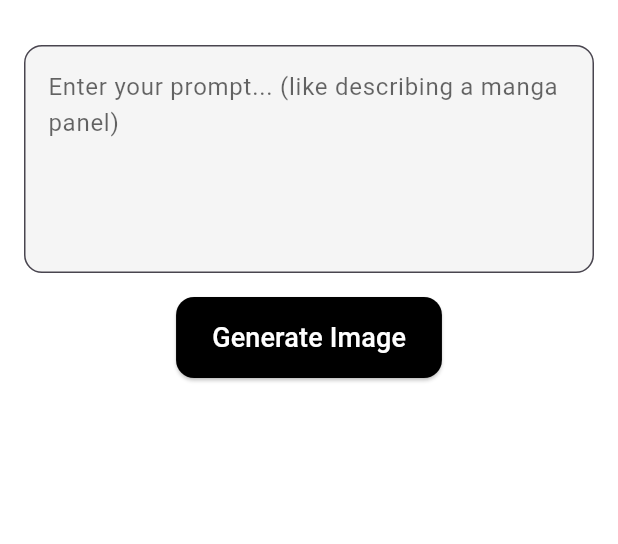
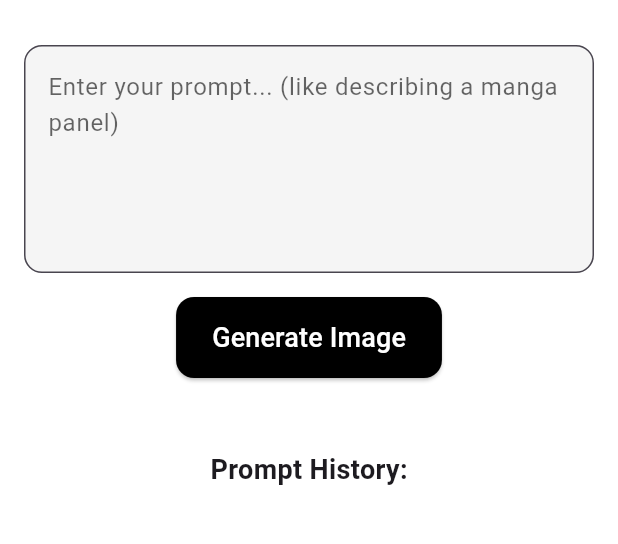
Before and after one commit to emnggprw/inkspire, a Flutter app: the screen it shows after launch, after a tap on the "edit" icon, on a phone screen of 412 x 824 dp, the part 63-607 px from its top. Run offline on Flutter 3.47's test engine with Material 3 defaults, Android fonts, the phone set to English and light mode, and no system bars.

Commit message:
Improved prompt history on home screen

```diff
--- a/lib/screens/home_screen.dart
+++ b/lib/screens/home_screen.dart
@@ -1,12 +1,15 @@
 import 'package:flutter/material.dart';
 import 'package:inkspire/screens/prompt_screen.dart';
 
-class HomeScreen extends StatelessWidget {
+class HomeScreen extends StatefulWidget {
   const HomeScreen({super.key});
 
   @override
-  Widget build(BuildContext context) {
-    final List<Map<String, String>> conversations = [
+  _HomeScreenState createState() => _HomeScreenState();
+}
+
+class _HomeScreenState extends State<HomeScreen> {
+  final List<Map<String, String>> _conversations = [
     {
       'title': 'Cyberpunk City at Night',
       'lastMessage': 'AI: Here is your generated image...',
@@ -24,6 +27,15 @@ class HomeScreen extends StatelessWidget {
     },
   ];
 
+  // Function to add a new conversation
+  void _addNewConversation(Map<String, String> newConvo) {
+    setState(() {
+      _conversations.insert(0, newConvo); // Add new chat at the top
+    });
+  }
+
+  @override
+  Widget build(BuildContext context) {
     return Scaffold(
       appBar: AppBar(
         title: const Text('InkSpire', style: TextStyle(fontWeight: FontWeight.bold)),
@@ -32,9 +44,9 @@ class HomeScreen extends StatelessWidget {
       body: Padding(
         padding: const EdgeInsets.symmetric(horizontal: 16),
         child: ListView.builder(
-          itemCount: conversations.length,
+          itemCount: _conversations.length,
           itemBuilder: (context, index) {
-            final convo = conversations[index];
+            final convo = _conversations[index];
             return ConversationItem(
               title: convo['title']!,
               lastMessage: convo['lastMessage']!,
@@ -50,11 +62,22 @@ class HomeScreen extends StatelessWidget {
         ),
       ),
       floatingActionButton: FloatingActionButton(
-        onPressed: () {
-          Navigator.push(
+        onPressed: () async {
+          final newConvo = await Navigator.push(
             context,
             MaterialPageRoute(builder: (context) => const PromptScreen()),
           );
+
+          // Ensure a conversation is always added
+          if (newConvo != null && newConvo is Map<String, String>) {
+            _addNewConversation(newConvo);
+          } else {
+            _addNewConversation({
+              'title': 'Untitled Prompt',
+              'lastMessage': 'AI: No response received...',
+              'timestamp': 'Just now',
+            });
+          }
         },
         backgroundColor: Colors.black,
         child: const Icon(Icons.edit, color: Colors.white),
--- a/lib/screens/prompt_screen.dart
+++ b/lib/screens/prompt_screen.dart
@@ -11,45 +11,42 @@ class PromptScreen extends StatefulWidget {
 }
 
 class _PromptScreenState extends State<PromptScreen> {
-  final TextEditingController _promptController = TextEditingController(); // To get user input
-  String? generatedImageUrl; // Stores the generated image URL
-  bool isLoading = false; // Controls loading state
-  String? errorMessage; // Stores error messages
+  final TextEditingController _promptController = TextEditingController();
+  List<Map<String, String?>> promptHistory = []; // Stores prompt history
+  String? generatedImageUrl;
+  bool isLoading = false;
+  String? errorMessage;
 
-  final String apiKey = 'V_OqA3P49bgkpCZwCBFtfUpgfn-8IQ'; // API key for image generation
+  final String apiKey = 'V_OqA3P49bgkpCZwCBFtfUpgfn-8IQ';
 
-  // Function to generate an image based on the user prompt
   Future<void> generateImage() async {
-    final prompt = _promptController.text.trim(); // Get the user input
+    final prompt = _promptController.text.trim();
     if (prompt.isEmpty) {
-      // Show error if the prompt is empty
       ScaffoldMessenger.of(context).showSnackBar(
         const SnackBar(content: Text('Prompt cannot be empty!')),
       );
       return;
     }
 
-    // Update UI to show loading state
     setState(() {
       isLoading = true;
       errorMessage = null;
       generatedImageUrl = null;
+      promptHistory.insert(0, {'prompt': prompt, 'status': 'Generating...'});
     });
 
     const String createUrl = 'https://api.starryai.com/creations/';
 
     try {
-      // Send POST request to the image generation API
-      print('$prompt');
       final response = await http.post(
         Uri.parse(createUrl),
         headers: {
           'accept': 'application/json',
           'content-type': 'application/json',
-          'X-API-Key': 'V_OqA3P49bgkpCZwCBFtfUpgfn-8IQ'
+          'X-API-Key': apiKey
         },
         body: jsonEncode({
-          'prompt': '$prompt',
+          'prompt': prompt,
           'model': 'realvisxl',
           'aspectRatio': 'square',
           'highResolution': false,
@@ -59,9 +56,6 @@ class _PromptScreenState extends State<PromptScreen> {
         }),
       );
 
-      print('$response');
-
-      // Check if the image generation request was successful
       if (response.statusCode == 200 || response.statusCode == 201) {
         final responseData = jsonDecode(response.body);
         final creationId = responseData["id"];
@@ -69,42 +63,32 @@ class _PromptScreenState extends State<PromptScreen> {
         final imageUrl = responseData["images"]?[0]["url"];
 
         if (status == "completed" && imageUrl != null) {
-          // Image generated successfully
           String urlWithCacheBuster = "$imageUrl?cache_buster=${DateTime.now().millisecondsSinceEpoch}";
-
           setState(() {
             generatedImageUrl = urlWithCacheBuster;
-          });
-
-          await Future.delayed(const Duration(seconds: 2)); // Delay for user experience
-
-          setState(() {
-            isLoading = false;
+            updatePromptHistory(prompt, 'Completed', urlWithCacheBuster);
           });
         } else {
-          // If not completed, start polling to check the status
-          await pollForImage(creationId);
+          await pollForImage(creationId, prompt);
         }
       } else {
-        // Handle failure
         throw Exception('Failed to start image generation: ${response.body}');
       }
     } catch (e) {
-      // Show error message if something goes wrong
       setState(() {
         errorMessage = 'Error: $e';
         isLoading = false;
+        updatePromptHistory(prompt, 'Failed', null);
       });
     }
   }
 
-  // Function to check the status of image generation
-  Future<void> pollForImage(int creationId) async {
+  Future<void> pollForImage(int creationId, String prompt) async {
     final String pollUrl = 'https://cors-anywhere.herokuapp.com/https://api.starryai.com/creations/$creationId';
 
     try {
       int retryCount = 0;
-      const int maxRetries = 10; // Maximum number of retries
+      const int maxRetries = 10;
 
       while (retryCount < maxRetries) {
         final response = await http.get(
@@ -120,11 +104,11 @@ class _PromptScreenState extends State<PromptScreen> {
           final status = responseData['status'];
           final imageUrl = responseData['images']?[0]['url'];
 
-          if (status == 'completed' && imageUrl != null && imageUrl.isNotEmpty) {
-            // Image is ready
+          if (status == 'completed' && imageUrl != null) {
             setState(() {
               generatedImageUrl = imageUrl;
               isLoading = false;
+              updatePromptHistory(prompt, 'Completed', imageUrl);
             });
             break;
           } else if (status == 'failed') {
@@ -133,19 +117,28 @@ class _PromptScreenState extends State<PromptScreen> {
         }
 
         retryCount++;
-        await Future.delayed(Duration(seconds: retryCount * 5)); // Delay before retry
+        await Future.delayed(Duration(seconds: retryCount * 5));
       }
     } catch (e) {
       setState(() {
         errorMessage = 'Error while polling for image: $e';
         isLoading = false;
+        updatePromptHistory(prompt, 'Failed', null);
       });
     }
   }
 
+  void updatePromptHistory(String prompt, String status, String? imageUrl) {
+    setState(() {
+      final index = promptHistory.indexWhere((entry) => entry['prompt'] == prompt);
+      if (index != -1) {
+        promptHistory[index] = {'prompt': prompt, 'status': status, 'imageUrl': imageUrl};
+      }
+    });
+  }
+
   @override
   Widget build(BuildContext context) {
-    // The user interface of the app
     return Scaffold(
       appBar: AppBar(
         title: const Text('InkSpire', style: TextStyle(fontWeight: FontWeight.bold)),
@@ -156,7 +149,6 @@ class _PromptScreenState extends State<PromptScreen> {
           child: Column(
             crossAxisAlignment: CrossAxisAlignment.center,
             children: [
-              // Text field for user input (prompt)
               TextField(
                 controller: _promptController,
                 style: const TextStyle(color: Colors.black, fontSize: 16),
@@ -167,15 +159,11 @@ class _PromptScreenState extends State<PromptScreen> {
                 ),
               ),
               const SizedBox(height: 16),
-
-              // Button to generate the image
               ElevatedButton(
                 onPressed: generateImage,
                 child: const Text('Generate Image', style: TextStyle(fontSize: 18)),
               ),
               const SizedBox(height: 24),
-
-              // Show loading indicator while generating the image
               if (isLoading)
                 Column(
                   children: const [
@@ -183,13 +171,10 @@ class _PromptScreenState extends State<PromptScreen> {
                     SizedBox(height: 8),
                     CircularProgressIndicator(color: Colors.black),
                   ],
-                )
-              // Show error message if something goes wrong
-              else if (errorMessage != null)
-                Text(errorMessage!,
-                    style: const TextStyle(color: Colors.red, fontSize: 16))
-              // Display the generated image
-              else if (generatedImageUrl != null)
+                ),
+              if (errorMessage != null)
+                Text(errorMessage!, style: const TextStyle(color: Colors.red, fontSize: 16)),
+              if (generatedImageUrl != null)
                 FutureBuilder(
                   future: fetchImageBytes(generatedImageUrl!),
                   builder: (context, snapshot) {
@@ -198,14 +183,19 @@ class _PromptScreenState extends State<PromptScreen> {
                     } else if (snapshot.hasError) {
                       return Center(child: Text('Error loading image: ${snapshot.error}'));
                     } else if (snapshot.hasData) {
-                        return Image.memory(
-                          snapshot.data!,
-                          fit: BoxFit.cover,
-                        );
+                      return Image.memory(snapshot.data!, fit: BoxFit.cover);
                     } else {
                       return const Text('No image data available.');
                     }
                   },
+                ),
+              const SizedBox(height: 24),
+              Text('Prompt History:', style: TextStyle(fontWeight: FontWeight.bold, fontSize: 18)),
+              Column(
+                children: promptHistory.map((entry) => ListTile(
+                  title: Text(entry['prompt']!),
+                  subtitle: Text(entry['status']!),
+                )).toList(),
               ),
             ],
           ),
```
Lines whose indentation alone changed are shown as unchanged.
